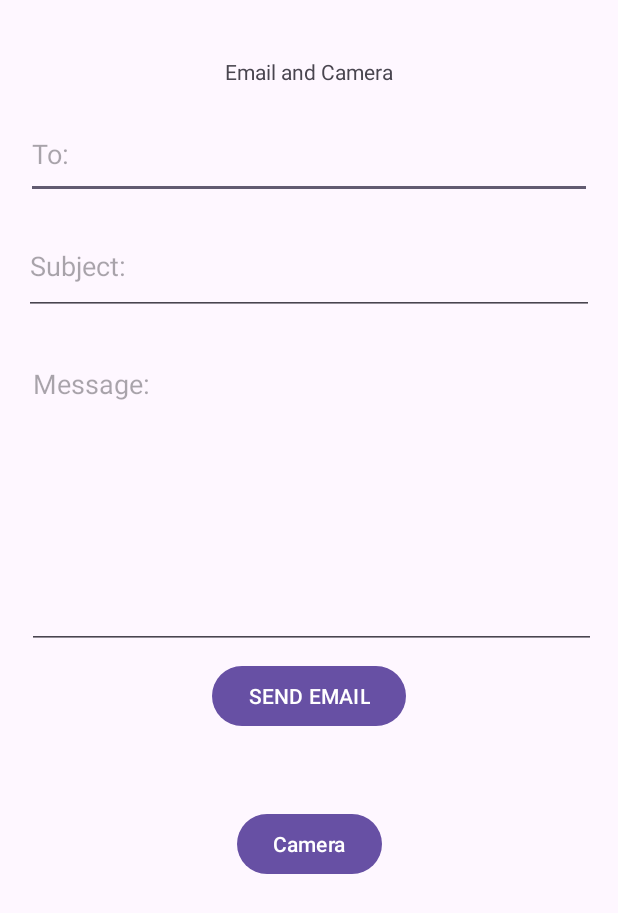
After one commit to adiluexe/elec1-compilation, an Android app: the EmailandCamera screen opened directly, with no data from a screen before it, on a phone screen of 412 x 824 dp. The commit adds this screen. Shown: the top 913 px of the screen. Run offline under Robolectric (Android 15) with nearby library versions, the phone set to English and light mode, and no system bars.

Commit message:
Add ThirteenthGuidedExercise

```diff
--- a/app/src/main/AndroidManifest.xml
+++ b/app/src/main/AndroidManifest.xml
@@ -2,9 +2,13 @@
 <manifest xmlns:android="http://schemas.android.com/apk/res/android"
     xmlns:tools="http://schemas.android.com/tools">
 
+    <uses-feature
+        android:name="android.hardware.camera"
+        android:required="false" />
+
     <uses-permission android:name="android.permission.INTERNET" />
-
     <uses-permission android:name="android.permission.POST_NOTIFICATIONS" />
+    <uses-permission android:name="android.permission.CAMERA"/>
 
     <application
         android:allowBackup="true"
@@ -37,6 +41,7 @@
         <activity android:name=".guided_exercises.EleventhGuidedExerciseIntent" />
         <activity android:name=".guided_exercises.EleventhGuidedExerciseDragNDrop" />
         <activity android:name=".guided_exercises.NotificationAndBroadcastReciever" />
+        <activity android:name=".guided_exercises.EmailandCamera" />
     </application>
 
 </manifest>
--- a/app/src/main/java/com/example/elec1compilation/MainActivity.java
+++ b/app/src/main/java/com/example/elec1compilation/MainActivity.java
@@ -12,6 +12,7 @@ import androidx.recyclerview.widget.RecyclerView;
 
 import com.example.elec1compilation.guided_exercises.EleventhGuidedExerciseDragNDrop;
 import com.example.elec1compilation.guided_exercises.EleventhGuidedExerciseIntent;
+import com.example.elec1compilation.guided_exercises.EmailandCamera;
 import com.example.elec1compilation.guided_exercises.FifthGuidedExercise;
 import com.example.elec1compilation.guided_exercises.FirstGuidedExercise;
 import com.example.elec1compilation.guided_exercises.FourthGuidedExercise;
@@ -46,6 +47,7 @@ public class MainActivity extends AppCompatActivity {
         exerciseItems.add(new ExerciseItem("Eleventh Guided Exercise (Intent)", "Guided Exercises", EleventhGuidedExerciseIntent.class));
         exerciseItems.add(new ExerciseItem("Eleventh Guided Exercise (Drag and Drop)", "Guided Exercises", EleventhGuidedExerciseDragNDrop.class));
         exerciseItems.add(new ExerciseItem("Twelfth Guided Exercise", "Guided Exercises", NotificationAndBroadcastReciever.class));
+        exerciseItems.add(new ExerciseItem("Thirteenth Guided Exercise", "Guided Exercises", EmailandCamera.class));
         // Add more guided exercises...
 
         // Machine Problems Section
--- /dev/null
+++ b/app/src/main/java/com/example/elec1compilation/guided_exercises/EmailandCamera.java
@@ -0,0 +1,125 @@
+package com.example.elec1compilation.guided_exercises;
+
+import android.Manifest;
+import android.content.Intent;
+import android.graphics.Bitmap;
+import android.net.Uri;
+import android.os.Bundle;
+import android.provider.MediaStore;
+import android.view.View;
+import android.widget.Button;
+import android.widget.EditText;
+import android.widget.ImageView;
+import android.widget.Toast;
+
+import androidx.activity.EdgeToEdge;
+import androidx.annotation.Nullable;
+import androidx.appcompat.app.AppCompatActivity;
+import androidx.core.app.ActivityCompat;
+import androidx.core.graphics.Insets;
+import androidx.core.view.ViewCompat;
+import androidx.core.view.WindowInsetsCompat;
+
+import com.example.elec1compilation.MainActivity;
+import com.example.elec1compilation.R;
+
+public class EmailandCamera extends AppCompatActivity {
+
+    Button send, capturePic;
+    EditText receiver, subject, message;
+    ImageView pic;
+    Intent intent,chooser;
+    public static final int RequestPermissionCode = 1;
+
+    @Override
+    protected void onCreate(Bundle savedInstanceState) {
+        super.onCreate(savedInstanceState);
+        setContentView(R.layout.activity_ge13);
+        init();
+        sendEmail();
+        enableRuntimePermission();
+        capturePic();
+    }
+
+    public void init(){
+        receiver = findViewById(R.id.etReceiver);
+        subject = findViewById(R.id.etSubject);
+        message = findViewById(R.id.etMessage);
+        pic = findViewById(R.id.ivPic);
+        send = findViewById(R.id.btnSend);
+        capturePic = findViewById(R.id.btnCapturePic);
+    }
+
+    public void sendEmail(){
+        send.setOnClickListener(new View.OnClickListener() {
+            @Override
+            public void onClick(View view) {
+                // Deliver some data to someone else. Who the data is delivered to
+                // is not specified; it is up to the receiver of this action to ask the
+                // user where the data should be sent.
+                intent = new Intent(Intent.ACTION_SEND);
+                // Set the data this intent is operation on.
+                // This method automatically clears any type that was previously set by setType(String)
+                // The URI (a Uri object) that references the data to be acted on and/or the MIME
+                // type of that data. The type of data supplied is generally dictated byy the intent's action.
+                intent.setData(Uri.parse("mailto:"));
+                // This will hold of multiple email of receiver
+                String[] to = {receiver.getText().toString()};
+                // Android has built-in support to add TO, SUBJECT, CC, TEXT etc., fields which can be
+                // attached to the intent before sending the intent to a target email client.
+                intent.putExtra(Intent.EXTRA_EMAIL, to); // for recepient
+                intent.putExtra(Intent.EXTRA_SUBJECT, subject.getText().toString()); // subject of email
+                intent.putExtra(Intent.EXTRA_TEXT,message.getText().toString()); // body of email
+                // This is used to create intents that only specify a type and not data, for example
+                // to indicate the type of data to return.
+                intent.setType("message/rfc822");
+                // When launching a SEND intent, you should usually wrap it in a chooser through
+                // createChooser(Intent,CharSequence) which will give the proper interface for the
+                // user to pick how to send your data and allow you to specify a prompt indicating
+                // what they are doing.
+                chooser = intent.createChooser(intent,"Send Email");
+
+                if(receiver.getText().toString().isEmpty()){
+// it will show an exclamation point icon to the editText receiver
+                    // once it's detected empty.
+                    receiver.setError("Email required!");
+                }else{
+                    // start activity chooser
+                    startActivity(chooser);
+                }
+            }
+        });
+    }
+    // This method will help to retrieve the image
+    @Override
+    protected void onActivityResult(int requestCode, int resultCode, @Nullable Intent data) {
+        super.onActivityResult(requestCode, resultCode, data);
+        if(requestCode == 7 && resultCode == RESULT_OK){
+            // BitMap is data structure of image file which store the image in memory
+            Bitmap bitmap = (Bitmap) data.getExtras().get("data");
+            // Set the image in imageview for display
+            pic.setImageBitmap(bitmap);
+        }
+    }
+
+    public void  enableRuntimePermission(){
+        // This will check the permission and if granted by the user in Manifest file for CAMERA
+        if(ActivityCompat.shouldShowRequestPermissionRationale(EmailandCamera.this, Manifest.permission.CAMERA)){
+            Toast.makeText(getApplicationContext(),"CAMERA permission allows us to Access CAMERA app", Toast.LENGTH_LONG).show();
+        }else{
+            ActivityCompat.requestPermissions(EmailandCamera.this, new String[]{Manifest.permission.CAMERA},RequestPermissionCode);
+        }
+    }
+
+    public void capturePic(){
+        // for more detail documentation check this link below
+        // https://howtodoandroid.com/capture-image-android/
+        capturePic.setOnClickListener(new View.OnClickListener() {
+            @Override
+            public void onClick(View view) {
+                intent = new Intent(MediaStore.ACTION_IMAGE_CAPTURE);
+                startActivityForResult(intent,7);
+            }
+        });
+    }
+}
--- /dev/null
+++ b/app/src/main/res/layout/activity_ge13.xml
@@ -0,0 +1,99 @@
+<?xml version="1.0" encoding="utf-8"?>
+<androidx.constraintlayout.widget.ConstraintLayout xmlns:android="http://schemas.android.com/apk/res/android"
+    xmlns:app="http://schemas.android.com/apk/res-auto"
+    xmlns:tools="http://schemas.android.com/tools"
+    android:id="@+id/main"
+    android:layout_width="match_parent"
+    android:layout_height="match_parent"
+    tools:context=".guided_exercises.EmailandCamera">
+
+    <TextView
+        android:id="@+id/textView14"
+        android:layout_width="wrap_content"
+        android:layout_height="wrap_content"
+        android:layout_marginTop="38dp"
+        android:layout_marginBottom="164dp"
+        android:text="Email and Camera"
+        app:layout_constraintBottom_toTopOf="@+id/etMessage"
+        app:layout_constraintEnd_toEndOf="parent"
+        app:layout_constraintStart_toStartOf="parent"
+        app:layout_constraintTop_toTopOf="parent" />
+
+    <EditText
+        android:id="@+id/etReceiver"
+        android:layout_width="0dp"
+        android:layout_height="60dp"
+        android:layout_marginStart="17dp"
+        android:layout_marginTop="15dp"
+        android:layout_marginEnd="17dp"
+        android:layout_marginBottom="12dp"
+        android:ems="10"
+        android:hint="To:"
+        android:inputType="textEmailAddress"
+        app:layout_constraintBottom_toTopOf="@+id/etSubject"
+        app:layout_constraintEnd_toEndOf="parent"
+        app:layout_constraintStart_toStartOf="parent"
+        app:layout_constraintTop_toBottomOf="@+id/textView14" />
+
+    <EditText
+        android:id="@+id/etSubject"
+        android:layout_width="380dp"
+        android:layout_height="65dp"
+        android:layout_marginStart="16dp"
+        android:layout_marginTop="12dp"
+        android:ems="10"
+        android:hint="Subject:"
+        android:inputType="text"
+        app:layout_constraintStart_toStartOf="parent"
+        app:layout_constraintTop_toBottomOf="@+id/etReceiver" />
+
+    <EditText
+        android:id="@+id/etMessage"
+        android:layout_width="379dp"
+        android:layout_height="0dp"
+        android:layout_marginStart="18dp"
+        android:layout_marginTop="12dp"
+        android:layout_marginEnd="15dp"
+        android:layout_marginBottom="7dp"
+        android:ems="10"
+        android:gravity="start|top"
+        android:hint="Message:"
+        android:inputType="textMultiLine"
+        app:layout_constraintBottom_toTopOf="@+id/btnSend"
+        app:layout_constraintEnd_toEndOf="parent"
+        app:layout_constraintStart_toStartOf="parent"
+        app:layout_constraintTop_toBottomOf="@+id/textView14" />
+
+    <Button
+        android:id="@+id/btnSend"
+        android:layout_width="wrap_content"
+        android:layout_height="wrap_content"
+        android:layout_marginBottom="23dp"
+        android:text="SEND EMAIL"
+        app:layout_constraintBottom_toTopOf="@+id/ivPic"
+        app:layout_constraintEnd_toEndOf="parent"
+        app:layout_constraintStart_toStartOf="parent"
+        app:layout_constraintTop_toBottomOf="@+id/etMessage" />
+
+    <ImageView
+        android:id="@+id/ivPic"
+        android:layout_width="wrap_content"
+        android:layout_height="wrap_content"
+        android:layout_marginBottom="27dp"
+        app:layout_constraintBottom_toTopOf="@+id/btnCapturePic"
+        app:layout_constraintEnd_toEndOf="parent"
+        app:layout_constraintStart_toStartOf="parent"
+        app:layout_constraintTop_toBottomOf="@+id/btnSend"
+        tools:srcCompat="@tools:sample/avatars" />
+
+    <Button
+        android:id="@+id/btnCapturePic"
+        android:layout_width="wrap_content"
+        android:layout_height="wrap_content"
+        android:layout_marginBottom="237dp"
+        android:text="Camera"
+        app:layout_constraintBottom_toBottomOf="parent"
+        app:layout_constraintEnd_toEndOf="parent"
+        app:layout_constraintStart_toStartOf="parent"
+        app:layout_constraintTop_toBottomOf="@+id/ivPic" />
+</androidx.constraintlayout.widget.ConstraintLayout>
```
